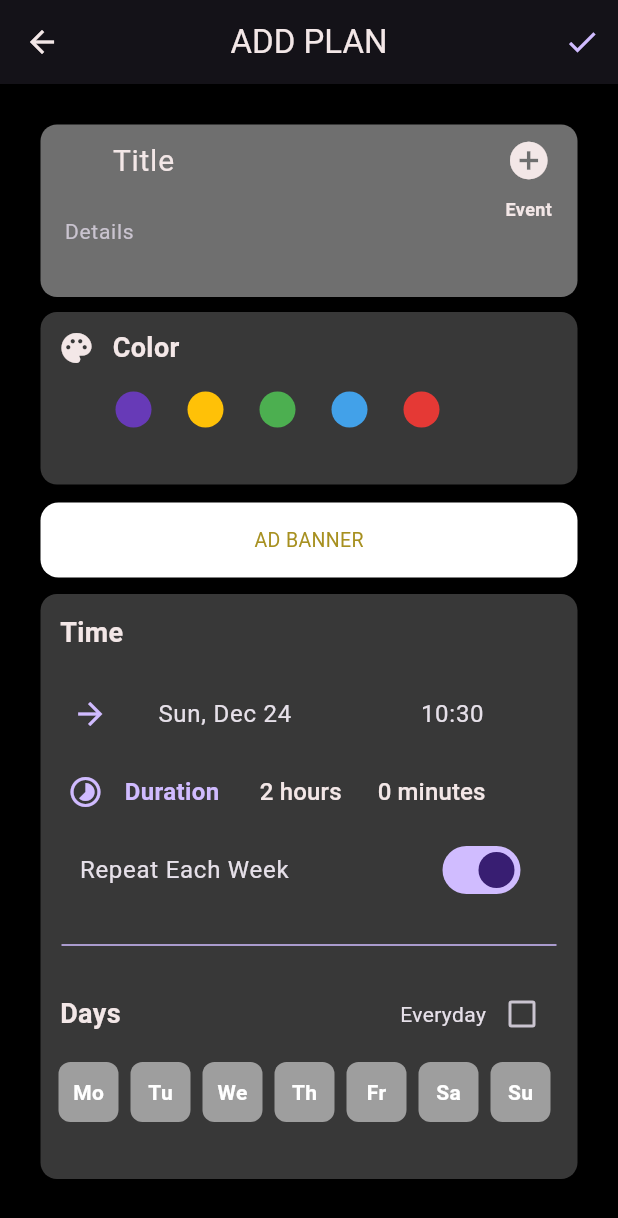
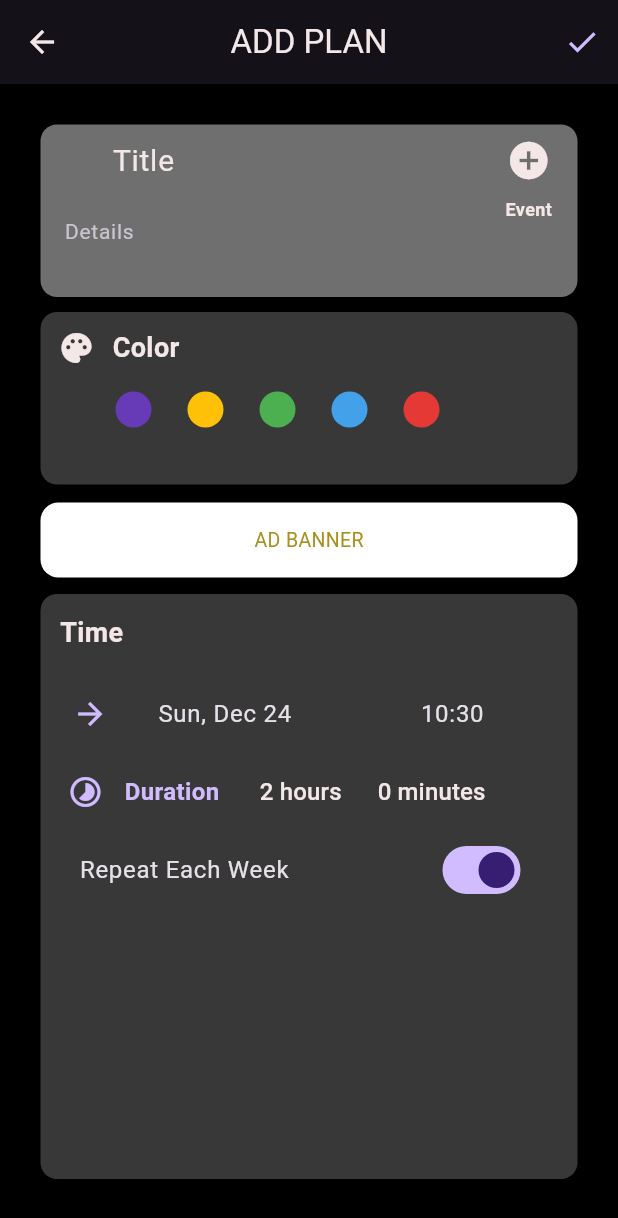
Before and after one commit to batuhanozcan1605/weekplanner, a Flutter app: the EventEditingPage screen opened directly with sample values from the repository, on a phone screen of 412 x 824 dp. Shown: the top 1218 px of the screen. Run offline on Flutter 3.47's test engine with Material 3 defaults, Android fonts, the phone set to English and light mode, and no system bars; our stand-ins replace sqflite, syncfusion_flutter_calendar; missing offline and left inert: duration_picker, interval_time_picker; accounts and stored records are empty; Roboto replaces fonts that are missing (Segoe UI).

Commit message:
isEditing edit

```diff
--- a/lib/screens/event_editing_page.dart
+++ b/lib/screens/event_editing_page.dart
@@ -32,6 +32,7 @@ class _EventEditingPageState extends State<EventEditingPage> {
   late DateTime toDate;
   Color backgroundColor = Colors.deepPurple;
   bool isChecked = false;
+  late bool isEditing;
   late bool isRecurrenceEnabled;
   IconData icon = Icons.square_rounded;
   List<bool> selectedDays = [false, false, false, false, false, false, false];
@@ -66,7 +67,7 @@ class _EventEditingPageState extends State<EventEditingPage> {
       currentWeekDays = _getWeekDays(DateTime.now());
     } else {
       final event = widget.appointment!;
-
+      isEditing = true;
       titleController.text = event.subject;
       fromDate = event.startTime;
       toDate = event.endTime;
@@ -270,11 +271,11 @@ class _EventEditingPageState extends State<EventEditingPage> {
                         ),
                       ),
                     ),
-                    Padding(
+                    isEditing ? const Center() : Padding(
                       padding: const EdgeInsets.all(14.0),
                       child: Divider(color: Constants.themePurple,),
                     ),
-                    Padding(
+                    isEditing ? const Center() : Padding(
                       padding: const EdgeInsets.only(left: 13.0, right: 13.0),
                       child: Row(
                         mainAxisAlignment: MainAxisAlignment.spaceBetween,
@@ -284,11 +285,11 @@ class _EventEditingPageState extends State<EventEditingPage> {
                               fontSize: 18,
                               fontWeight: FontWeight.bold,
                               fontFamily: 'Segoe UI'),),
-                          myCheckBox(),
+                        myCheckBox(),
                         ],
                       ),
                     ),
-                    Padding(
+                    isEditing ? const Center()  :  Padding(
                       padding: const EdgeInsets.symmetric(horizontal: 8.0, vertical: 8.0),
                       child: dayPicker(),
                     ),
@@ -367,8 +368,6 @@ class _EventEditingPageState extends State<EventEditingPage> {
       icon: icon,
       color: backgroundColor,
     );
-
-    final isEditing = widget.appointment != null;
 
     if(isEditing) {
       final editedEvent = MyAppointment(
```
